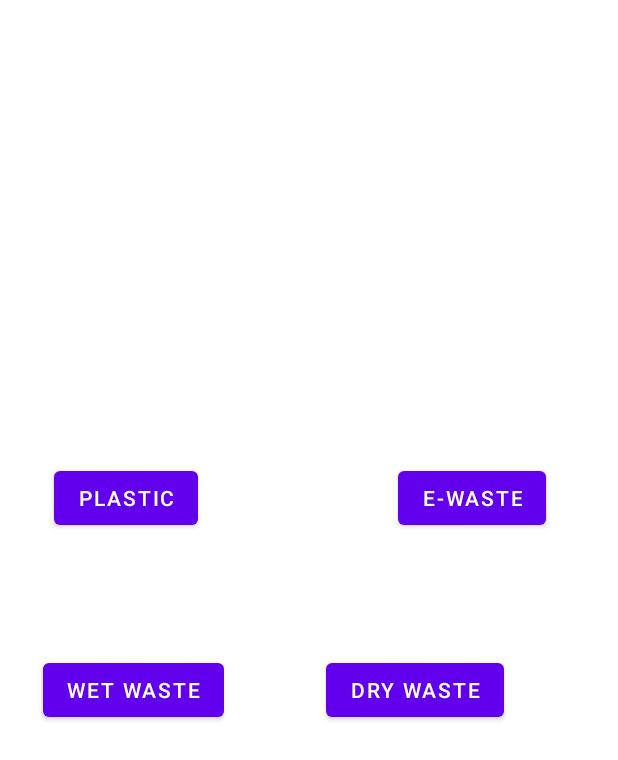
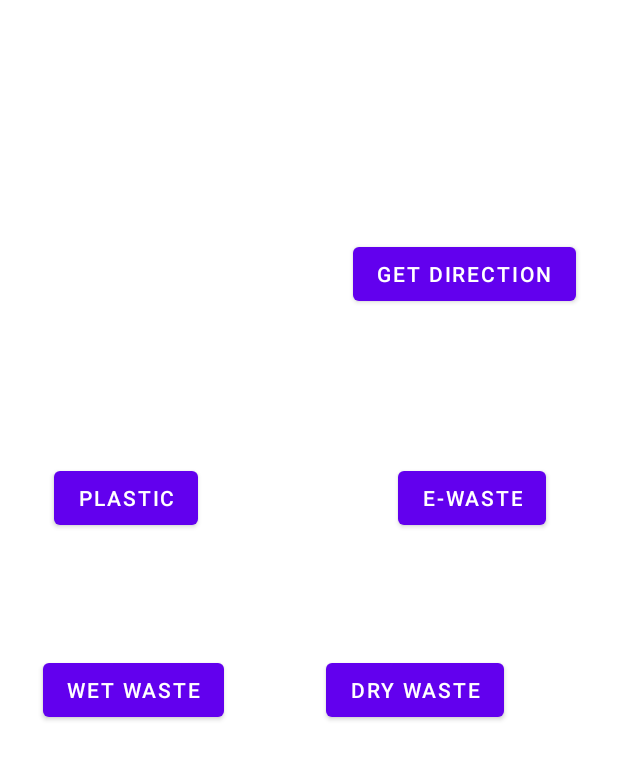
Before and after one commit to trashdeal/trashdeal, an Android app: the ConnectBin screen opened directly, with no data from a screen before it, on a phone screen of 412 x 824 dp. Shown: the top 760 px of the screen. Run offline under Robolectric (Android 15) with nearby library versions, the phone set to English and light mode, and no system bars; our stand-ins replace Firebase (no records; nobody signed in at launch, a user with empty details on screens opened directly); 3 statements that could not run were skipped.

Commit message:
Brendon; added get directions of bins

```diff
--- a/app/src/main/res/layout/activity_connect_bin.xml
+++ b/app/src/main/res/layout/activity_connect_bin.xml
@@ -43,4 +43,16 @@
         android:text="DRY WASTE"
         app:layout_constraintBaseline_toBaselineOf="@+id/wetBtn"
         app:layout_constraintEnd_toEndOf="parent" />
+
+    <Button
+        android:id="@+id/getDirectionBtn"
+        android:layout_width="wrap_content"
+        android:layout_height="wrap_content"
+        android:layout_marginEnd="28dp"
+        android:text="GET DIRECTION"
+        app:layout_constraintBottom_toTopOf="@+id/ewasteBtn"
+        app:layout_constraintEnd_toEndOf="parent"
+        app:layout_constraintTop_toTopOf="parent"
+        app:layout_constraintVertical_bias="0.611"
+        tools:ignore="MissingConstraints" />
 </androidx.constraintlayout.widget.ConstraintLayout>
```
Also changed, not shown: app/src/main/java/com/example/trashdeal/BinsNearMe.kt (+8 -2 lines), app/src/main/java/com/example/trashdeal/ConnectBin.kt (+15 -0 lines).
